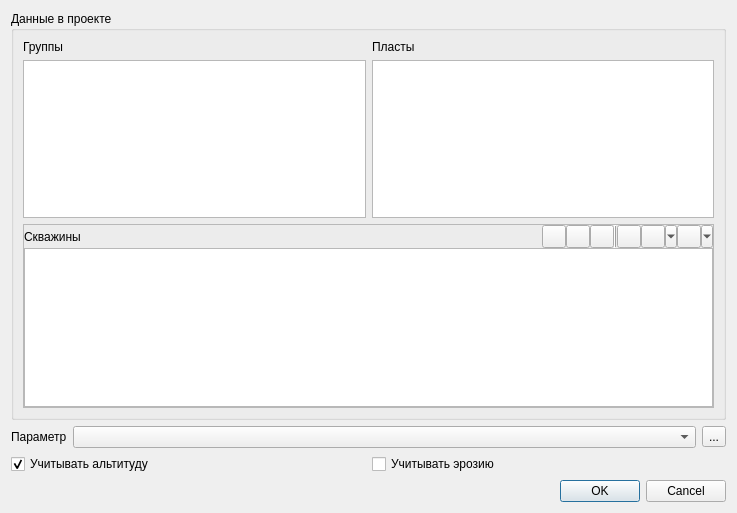
Old version of the form qgis_pds_zonations_base.ui in the repository vvkond/QGIS.
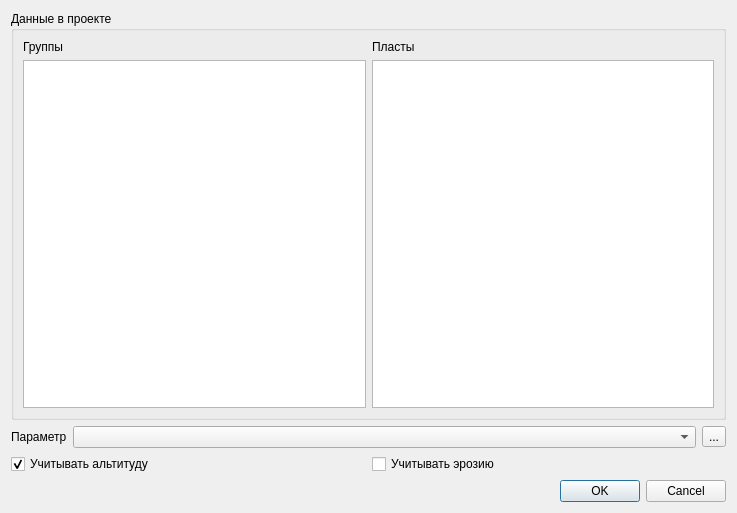
New version of the form.

Commit message: Well browser form

```diff
--- a/qgis_pds_zonations_base.ui
+++ b/qgis_pds_zonations_base.ui
@@ -15,152 +15,11 @@
   </property>
   <layout class="QGridLayout" name="gridLayout_2">
    <item row="0" column="0">
-    <widget class="QGroupBox" name="groupBox">
+    <widget class="QGroupBox" name="mainGroupBox">
      <property name="title">
       <string>Данные в проекте</string>
      </property>
-     <layout class="QGridLayout" name="gridLayout" columnstretch="0,0">
-      <item row="2" column="0" colspan="2">
-       <widget class="QFrame" name="mWellsFrame">
-        <property name="frameShape">
-         <enum>QFrame::StyledPanel</enum>
-        </property>
-        <property name="frameShadow">
-         <enum>QFrame::Raised</enum>
-        </property>
-        <layout class="QGridLayout" name="gridLayout_4">
-         <property name="verticalSpacing">
-          <number>0</number>
-         </property>
-         <property name="margin">
-          <number>0</number>
-         </property>
-         <item row="1" column="0">
-          <widget class="QTreeView" name="mWellsTreeView">
-           <property name="selectionMode">
-            <enum>QAbstractItemView::ExtendedSelection</enum>
-           </property>
-           <property name="sortingEnabled">
-            <bool>true</bool>
-           </property>
-           <attribute name="headerStretchLastSection">
-            <bool>false</bool>
-           </attribute>
-          </widget>
-         </item>
-         <item row="0" column="0">
-          <layout class="QHBoxLayout" name="horizontalLayout_2">
-           <property name="spacing">
-            <number>0</number>
-           </property>
-           <item>
-            <widget class="QLabel" name="mWellLabel">
-             <property name="text">
-              <string>Скважины</string>
-             </property>
-            </widget>
-           </item>
-           <item>
-            <widget class="QToolButton" name="mToggleSelected">
-             <property name="toolTip">
-              <string>Переключить выделение подсвеченных строк</string>
-             </property>
-            </widget>
-           </item>
-           <item>
-            <widget class="QToolButton" name="mSelectAll">
-             <property name="toolTip">
-              <string>Выделить все</string>
-             </property>
-             <property name="text">
-              <string/>
-             </property>
-            </widget>
-           </item>
-           <item>
-            <widget class="QToolButton" name="mUnselectAll">
-             <property name="toolTip">
-              <string>Снять выделение</string>
-             </property>
-             <property name="text">
-              <string/>
-             </property>
-            </widget>
-           </item>
-           <item>
-            <widget class="Line" name="line">
-             <property name="frameShadow">
-              <enum>QFrame::Raised</enum>
-             </property>
-             <property name="orientation">
-              <enum>Qt::Vertical</enum>
-             </property>
-            </widget>
-           </item>
-           <item>
-            <widget class="QToolButton" name="mSaveWellList">
-             <property name="toolTip">
-              <string>Создать список скважин из отмеченных</string>
-             </property>
-             <property name="text">
-              <string/>
-             </property>
-            </widget>
-           </item>
-           <item>
-            <widget class="QToolButton" name="mWellListToolButton">
-             <property name="toolTip">
-              <string>Список скважин</string>
-             </property>
-             <property name="text">
-              <string/>
-             </property>
-             <property name="checkable">
-              <bool>true</bool>
-             </property>
-             <property name="popupMode">
-              <enum>QToolButton::MenuButtonPopup</enum>
-             </property>
-            </widget>
-           </item>
-           <item>
-            <widget class="QToolButton" name="mWellFilterToolButton">
-             <property name="toolTip">
-              <string>Фильтровать список</string>
-             </property>
-             <property name="text">
-              <string/>
-             </property>
-             <property name="checkable">
-              <bool>true</bool>
-             </property>
-             <property name="popupMode">
-              <enum>QToolButton::MenuButtonPopup</enum>
-             </property>
-            </widget>
-           </item>
-          </layout>
-         </item>
-        </layout>
-       </widget>
-      </item>
-      <item row="0" column="1">
-       <widget class="QLabel" name="label_3">
-        <property name="text">
-         <string>Пласты</string>
-        </property>
-       </widget>
-      </item>
-      <item row="1" column="1">
-       <widget class="QListWidget" name="zoneListWidget">
-        <property name="selectionMode">
-         <enum>QAbstractItemView::SingleSelection</enum>
-        </property>
-        <property name="sortingEnabled">
-         <bool>true</bool>
-        </property>
-       </widget>
-      </item>
+     <layout class="QGridLayout" name="gridLayout">
       <item row="0" column="0">
        <widget class="QLabel" name="label">
         <property name="text">
@@ -168,6 +27,13 @@
         </property>
        </widget>
       </item>
+      <item row="0" column="1">
+       <widget class="QLabel" name="label_3">
+        <property name="text">
+         <string>Пласты</string>
+        </property>
+       </widget>
+      </item>
       <item row="1" column="0">
        <widget class="QListWidget" name="zonationListWidget">
         <property name="selectionMode">
@@ -178,6 +44,16 @@
         </property>
        </widget>
       </item>
+      <item row="1" column="1">
+       <widget class="QListWidget" name="zoneListWidget">
+        <property name="selectionMode">
+         <enum>QAbstractItemView::SingleSelection</enum>
+        </property>
+        <property name="sortingEnabled">
+         <bool>true</bool>
+        </property>
+       </widget>
+      </item>
      </layout>
     </widget>
    </item>
@@ -248,19 +124,6 @@
     </widget>
    </item>
   </layout>
-  <action name="actionSetupFilter">
-   <property name="text">
-    <string>Установка...</string>
-   </property>
-   <property name="toolTip">
-    <string>Настроить фильтр</string>
-   </property>
-  </action>
-  <action name="actionSelectList">
-   <property name="text">
-    <string>Выбрать список...</string>
-   </property>
-  </action>
  </widget>
  <resources/>
  <connections>
```
The commit also changes 10 other files.
